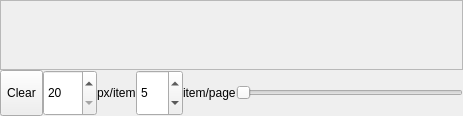
Before: the Qt Designer form resources/ui/browser.ui in flegac/qt-widgets, drawn with Qt 5.
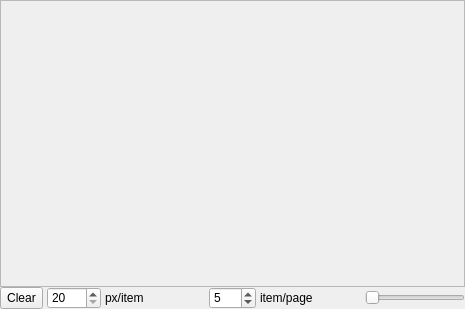
After: the same form once the commit is applied.

Commit message: feat: better layout for Browser

What changed in the file:
```diff
--- a/resources/ui/browser.ui
+++ b/resources/ui/browser.ui
@@ -6,8 +6,8 @@
    <rect>
     <x>0</x>
     <y>0</y>
-    <width>463</width>
-    <height>116</height>
+    <width>465</width>
+    <height>309</height>
    </rect>
   </property>
   <property name="windowTitle">
@@ -34,6 +34,12 @@
    </property>
    <item>
     <widget class="QSplitter" name="splitter">
+     <property name="sizePolicy">
+      <sizepolicy hsizetype="Preferred" vsizetype="Expanding">
+       <horstretch>0</horstretch>
+       <verstretch>0</verstretch>
+      </sizepolicy>
+     </property>
      <property name="orientation">
       <enum>Qt::Vertical</enum>
      </property>
@@ -58,8 +64,8 @@
         <rect>
          <x>0</x>
          <y>0</y>
-         <width>461</width>
-         <height>92</height>
+         <width>463</width>
+         <height>285</height>
         </rect>
        </property>
        <property name="sizePolicy">
@@ -92,8 +98,22 @@
             <verstretch>0</verstretch>
            </sizepolicy>
           </property>
-          <widget class="QWidget" name="pageWidget"/>
-          <widget class="QWidget" name="hiddenWidget"/>
+          <widget class="QWidget" name="pageWidget">
+           <property name="sizePolicy">
+            <sizepolicy hsizetype="Expanding" vsizetype="Expanding">
+             <horstretch>0</horstretch>
+             <verstretch>0</verstretch>
+            </sizepolicy>
+           </property>
+          </widget>
+          <widget class="QWidget" name="hiddenWidget">
+           <property name="sizePolicy">
+            <sizepolicy hsizetype="Expanding" vsizetype="Expanding">
+             <horstretch>0</horstretch>
+             <verstretch>0</verstretch>
+            </sizepolicy>
+           </property>
+          </widget>
          </widget>
         </item>
        </layout>
@@ -101,14 +121,20 @@
      </widget>
      <widget class="QWidget" name="widget" native="true">
       <property name="sizePolicy">
-       <sizepolicy hsizetype="Preferred" vsizetype="Minimum">
+       <sizepolicy hsizetype="Preferred" vsizetype="Fixed">
         <horstretch>0</horstretch>
         <verstretch>0</verstretch>
        </sizepolicy>
       </property>
+      <property name="maximumSize">
+       <size>
+        <width>16777215</width>
+        <height>22</height>
+       </size>
+      </property>
       <layout class="QHBoxLayout" name="horizontalLayout_2">
        <property name="spacing">
-        <number>0</number>
+        <number>4</number>
        </property>
        <property name="leftMargin">
         <number>0</number>
@@ -157,7 +183,7 @@
        <item>
         <widget class="QLabel" name="widgetSizeLabel">
          <property name="sizePolicy">
-          <sizepolicy hsizetype="Minimum" vsizetype="Minimum">
+          <sizepolicy hsizetype="MinimumExpanding" vsizetype="Minimum">
            <horstretch>0</horstretch>
            <verstretch>0</verstretch>
           </sizepolicy>
@@ -192,7 +218,7 @@
        <item>
         <widget class="QLabel" name="pageLabel">
          <property name="sizePolicy">
-          <sizepolicy hsizetype="Minimum" vsizetype="Minimum">
+          <sizepolicy hsizetype="MinimumExpanding" vsizetype="Minimum">
            <horstretch>0</horstretch>
            <verstretch>0</verstretch>
           </sizepolicy>
```
